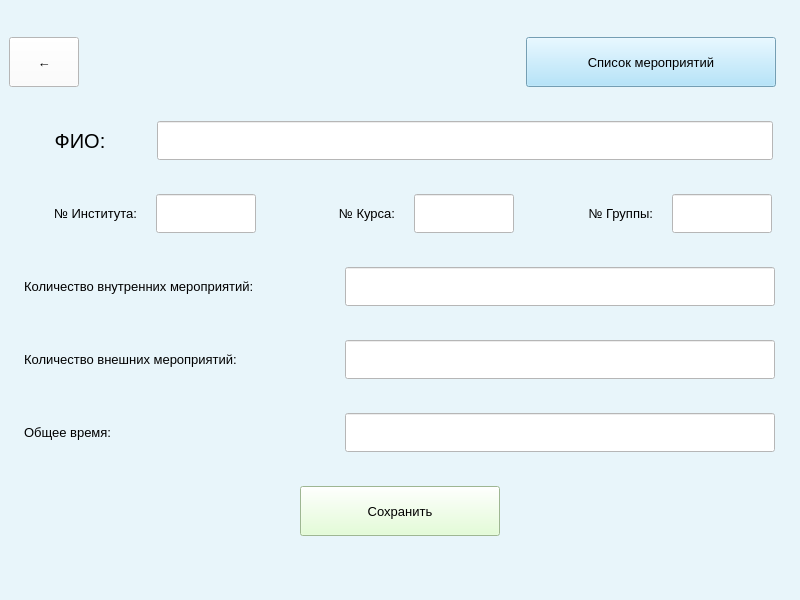
This is qt/student.ui in andrei-229/valanter_app as Qt 5 draws it before an edit. The edited form follows.
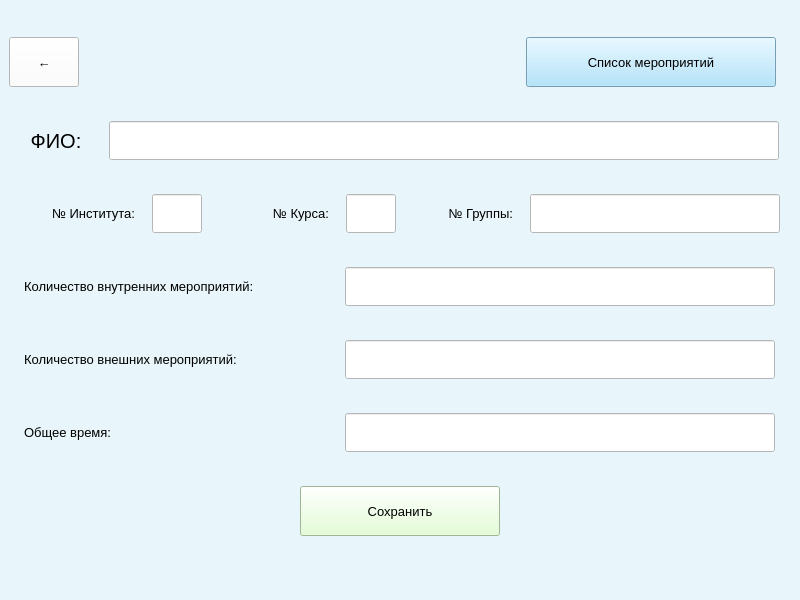
This is the edited form.

```diff
--- a/qt/student.ui
+++ b/qt/student.ui
@@ -126,7 +126,7 @@
        <widget class="QLabel" name="label">
         <property name="maximumSize">
          <size>
-          <width>110</width>
+          <width>70</width>
           <height>16777215</height>
          </size>
         </property>
@@ -152,7 +152,7 @@
        <widget class="QLineEdit" name="input_fio">
         <property name="maximumSize">
          <size>
-          <width>616</width>
+          <width>670</width>
           <height>16777215</height>
          </size>
         </property>
@@ -195,7 +195,7 @@
        <widget class="QLineEdit" name="num_inst">
         <property name="maximumSize">
          <size>
-          <width>100</width>
+          <width>50</width>
           <height>16777215</height>
          </size>
         </property>
@@ -213,7 +213,7 @@
        <widget class="QLabel" name="label_3">
         <property name="maximumSize">
          <size>
-          <width>120</width>
+          <width>110</width>
           <height>16777215</height>
          </size>
         </property>
@@ -234,7 +234,7 @@
        <widget class="QLineEdit" name="num_kurs">
         <property name="maximumSize">
          <size>
-          <width>100</width>
+          <width>50</width>
           <height>16777215</height>
          </size>
         </property>
@@ -252,7 +252,7 @@
        <widget class="QLabel" name="label_4">
         <property name="maximumSize">
          <size>
-          <width>120</width>
+          <width>100</width>
           <height>16777215</height>
          </size>
         </property>
@@ -273,7 +273,7 @@
        <widget class="QLineEdit" name="num_group">
         <property name="maximumSize">
          <size>
-          <width>100</width>
+          <width>250</width>
           <height>16777215</height>
          </size>
         </property>
```
Left out of the diff: 2 changed lines with no effect on the pictures.
